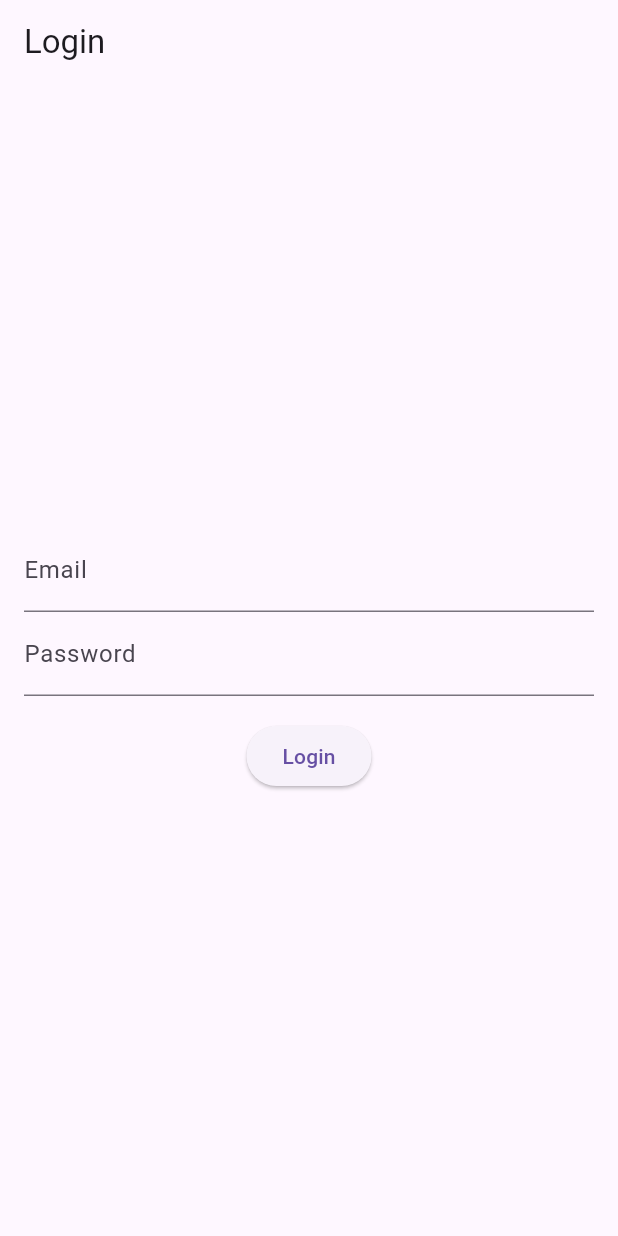
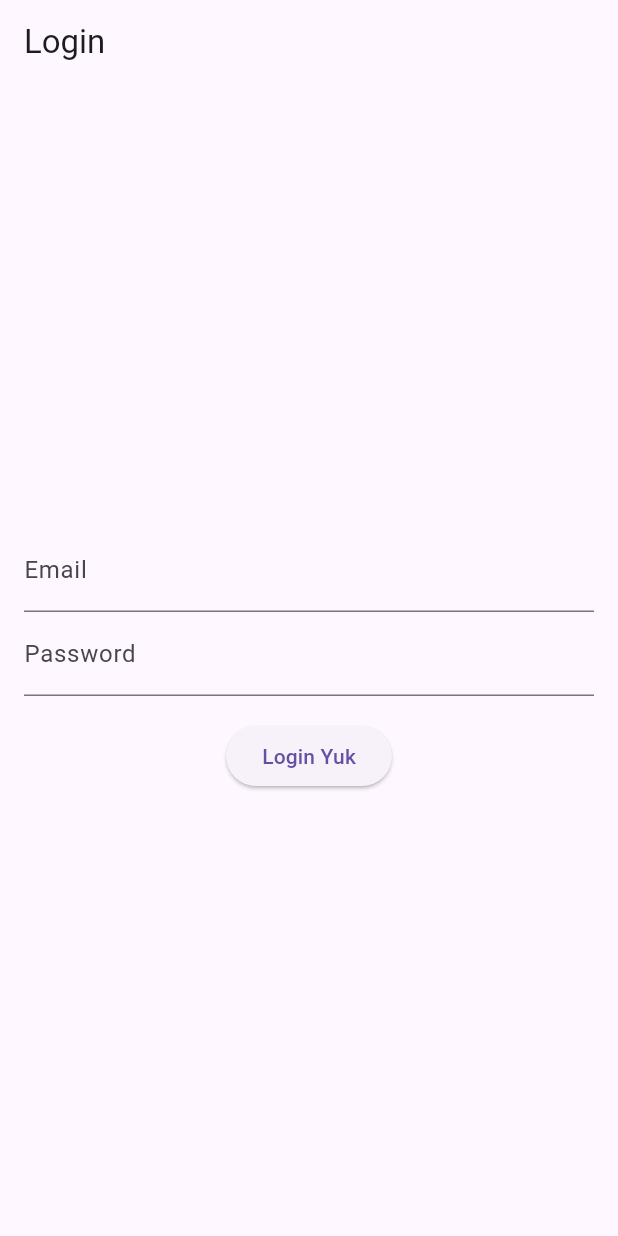
Before and after one commit to akbar904/email-pass-60, a Flutter app: the screen it shows after launch, on a phone screen of 412 x 824 dp. Run offline on Flutter 3.47's test engine with Material 3 defaults, Android fonts, the phone set to English and light mode, and no system bars; our stand-ins replace flutter_bloc.

Commit message:
Update 15 files

```diff
--- a/src/lib/cubits/auth_cubit.dart
+++ b/src/lib/cubits/auth_cubit.dart
@@ -15,10 +15,10 @@ class Authenticated extends AuthState {
 class AuthCubit extends Cubit<AuthState> {
 	AuthCubit() : super(Unauthenticated());
 
-	void logIn(String email, String password) {
+	void logIn() {
 		// Here you would normally make a call to an authentication service
 		// For simplicity, we're assuming the login is always successful
-		final user = User(email, password);
+		final user = User('zharfan@gmail.com', 'cat');
 		emit(Authenticated(user));
 	}
 
--- a/src/lib/screens/login_screen.dart
+++ b/src/lib/screens/login_screen.dart
@@ -14,8 +14,8 @@ class LoginScreen extends StatelessWidget {
 				title: Text('Login'),
 			),
 			body: BlocProvider(
-				create: (context) => AuthCubit(),
-				child: LoginForm(),
+				create: (context) => AuthCubit(email: 'zharfan@gmail.com', password: 'cat'),
+				child: LoginForm(buttonText: 'Login Yuk'),
 			),
 		);
 	}
--- a/src/lib/widgets/login_form.dart
+++ b/src/lib/widgets/login_form.dart
@@ -69,7 +69,7 @@ class _LoginFormState extends State<LoginForm> {
 										final password = _passwordController.text;
 										context.read<AuthCubit>().logIn(email, password);
 									},
-									child: Text('Login'),
+									child: Text('Login Yuk'),
 								),
 							],
 						),
```
